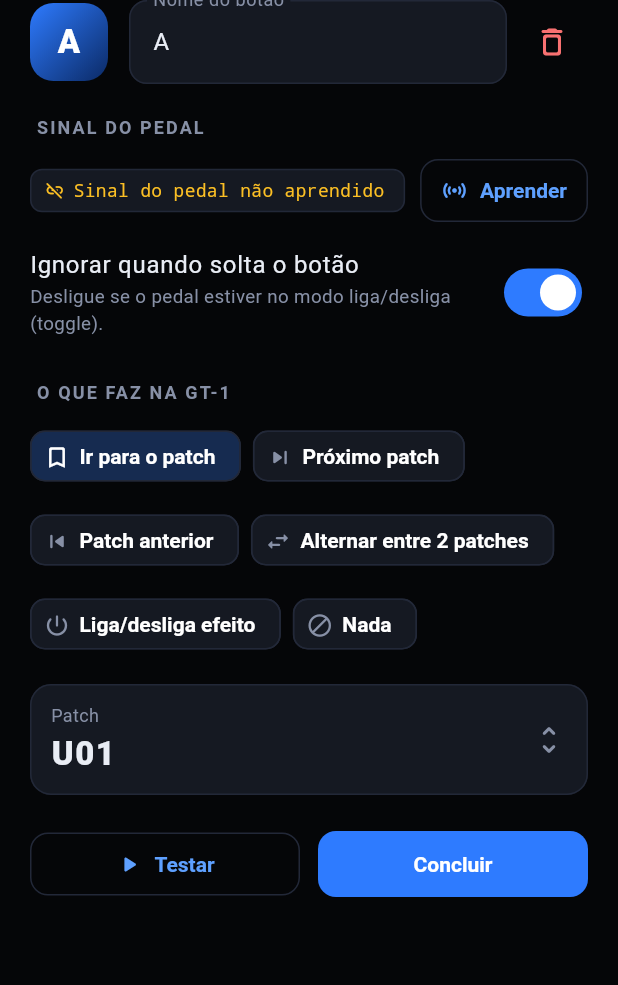
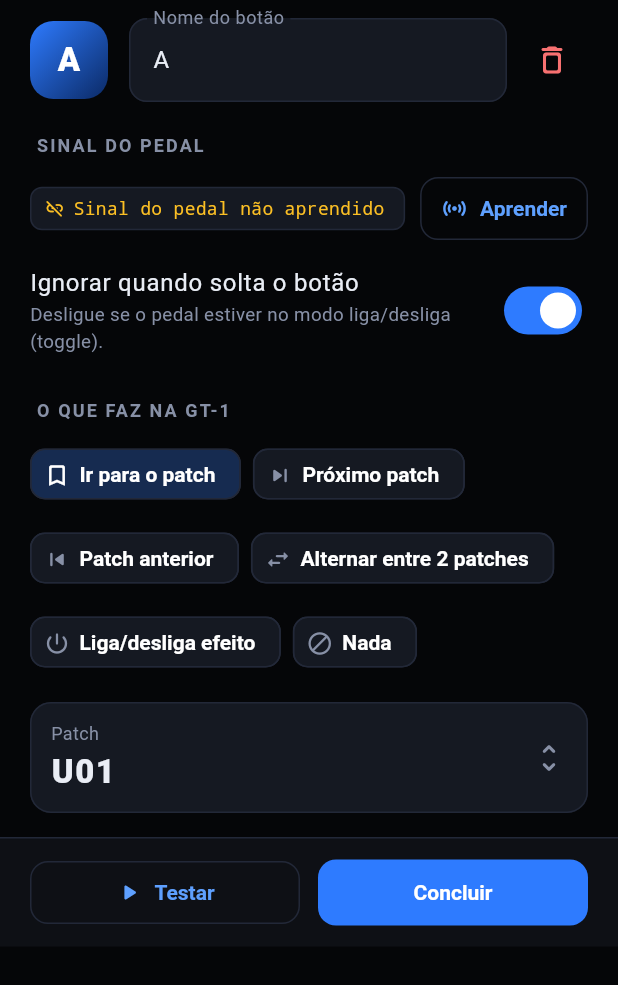
Before and after one commit to PauloNetoGit/GT-Connect, a Flutter app: the RowEditor widget shown alone on an empty page, opened directly with empty values, on a phone screen of 412 x 824 dp. Shown: the top 985 px of the screen. Run offline on Flutter 3.47's test engine with Material 3 defaults, Android fonts, the phone set to English and light mode, and no system bars; our stand-ins replace permission_handler, shared_preferences; accounts and stored records are empty.

Commit message:
Editor de botão: rodapé fixo e espaço para a barra de navegação
Co-Authored-By: Claude Opus 5.5 <noreply@anthropic.com>
Claude-Session: https://claude.ai/code/session_01RRSxQFGQRD9rAjoH1EvyVa

```diff
--- a/lib/screens.dart
+++ b/lib/screens.dart
@@ -123,7 +123,7 @@ class _HomeShellState extends State<HomeShell> {
         showAboutDialog(
           context: context,
           applicationName: 'Pedal Ponte',
-          applicationVersion: '1.1.1',
+          applicationVersion: '1.1.2',
           applicationIcon: const AppMark(size: 44),
           children: const [
             Text('Liga pedais MIDI (como o M-Vave Chocolate Plus) à BOSS GT-1, usando o celular como ponte.\n\n'
@@ -746,10 +746,15 @@ class _RowEditorState extends State<RowEditor> {
       builder: (context, _) {
         if (!valid) return const SizedBox.shrink();
         final learning = s.learningRow == widget.index;
+        final mq = MediaQuery.of(context);
+        // Espaço para o teclado e para a barra de navegação do Android (tela de borda a borda).
+        final bottomSpace = mq.viewInsets.bottom + mq.padding.bottom;
         return Padding(
-          padding: EdgeInsets.only(bottom: MediaQuery.of(context).viewInsets.bottom),
-          child: SingleChildScrollView(
-            padding: const EdgeInsets.fromLTRB(20, 0, 20, 20),
+          padding: EdgeInsets.only(bottom: bottomSpace),
+          child: Column(mainAxisSize: MainAxisSize.min, crossAxisAlignment: CrossAxisAlignment.stretch, children: [
+           Flexible(
+            child: SingleChildScrollView(
+            padding: const EdgeInsets.fromLTRB(20, 12, 20, 8),
             child: Column(mainAxisSize: MainAxisSize.min, crossAxisAlignment: CrossAxisAlignment.stretch, children: [
               // ---- cabeçalho
               Row(children: [
@@ -822,10 +827,19 @@ class _RowEditorState extends State<RowEditor> {
               ]),
               const SizedBox(height: 16),
               _actionSettings(context),
+              const SizedBox(height: 8),
+            ]),
+            ),
+           ),
 
-              // ---- rodapé
-              const SizedBox(height: 22),
-              Row(children: [
+           // ---- rodapé fixo
+           Container(
+            padding: const EdgeInsets.fromLTRB(20, 12, 20, 12),
+            decoration: const BoxDecoration(
+              color: AppColors.surface,
+              border: Border(top: BorderSide(color: AppColors.line)),
+            ),
+            child: Row(children: [
                 Expanded(
                   child: OutlinedButton.icon(
                     icon: const Icon(Icons.play_arrow_rounded),
@@ -838,8 +852,8 @@ class _RowEditorState extends State<RowEditor> {
                   child: FilledButton(onPressed: () => Navigator.of(context).pop(), child: const Text('Concluir')),
                 ),
               ]),
-            ]),
-          ),
+           ),
+          ]),
         );
       },
     );
@@ -1269,7 +1283,7 @@ class _PedalSheetState extends State<PedalSheet> {
       builder: (context, _) {
         final ble = widget.state.bleFound;
         return Padding(
-          padding: const EdgeInsets.fromLTRB(20, 0, 20, 16),
+          padding: EdgeInsets.fromLTRB(20, 8, 20, 16 + MediaQuery.of(context).padding.bottom),
           child: Column(mainAxisSize: MainAxisSize.min, crossAxisAlignment: CrossAxisAlignment.stretch, children: [
             Row(children: [
               const Expanded(child: Text('Conectar pedal', style: TextStyle(fontSize: 20, fontWeight: FontWeight.w700))),
--- a/pubspec.yaml
+++ b/pubspec.yaml
@@ -3,7 +3,7 @@ description: "Ponte entre pedais MIDI (como o M-Vave Chocolate Plus) e a BOSS GT
 publish_to: 'none'
 
 # versão visível + número do build. Aumente o número depois do + a cada envio para a Play Store.
-version: 1.1.1+3
+version: 1.1.2+4
 
 environment:
   sdk: '>=3.8.0 <4.0.0'
```
